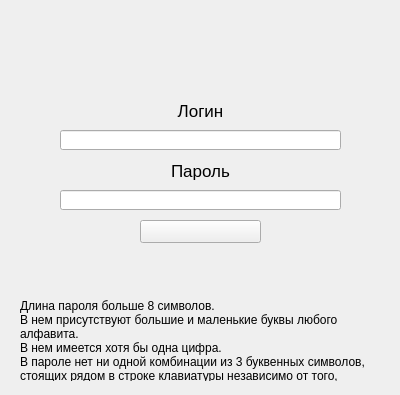
Qt form data/action.ui (ChibisGames/PyQt_trainer) before a commit.
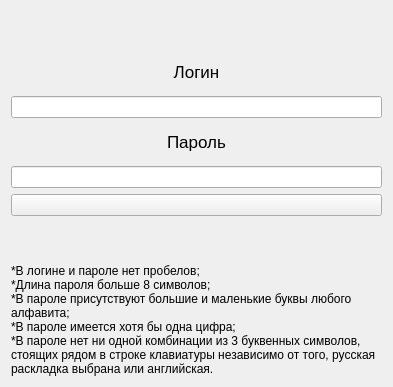
The same form after that commit.

Commit message: Маленькие штрихи

Patch:
```diff
--- a/data/action.ui
+++ b/data/action.ui
@@ -6,22 +6,16 @@
    <rect>
     <x>0</x>
     <y>0</y>
-    <width>400</width>
-    <height>395</height>
+    <width>393</width>
+    <height>387</height>
    </rect>
   </property>
   <property name="windowTitle">
    <string>Form</string>
   </property>
+  <layout class="QGridLayout" name="gridLayout">
+   <item row="0" column="0">
   <widget class="QLabel" name="info_label">
-   <property name="geometry">
-    <rect>
-     <x>10</x>
-     <y>10</y>
-     <width>381</width>
-     <height>81</height>
-    </rect>
-   </property>
    <property name="font">
     <font>
      <pointsize>20</pointsize>
@@ -37,15 +31,9 @@
     <set>Qt::AlignCenter</set>
    </property>
   </widget>
+   </item>
+   <item row="1" column="0">
   <widget class="QLabel" name="label">
-   <property name="geometry">
-    <rect>
-     <x>60</x>
-     <y>100</y>
-     <width>281</width>
-     <height>21</height>
-    </rect>
-   </property>
    <property name="font">
     <font>
      <pointsize>13</pointsize>
@@ -58,25 +46,19 @@
     <set>Qt::AlignCenter</set>
    </property>
   </widget>
+   </item>
+   <item row="2" column="0">
   <widget class="QLineEdit" name="line_log">
-   <property name="geometry">
-    <rect>
-     <x>60</x>
-     <y>130</y>
-     <width>281</width>
-     <height>20</height>
-    </rect>
-   </property>
-  </widget>
+     <property name="sizePolicy">
+      <sizepolicy hsizetype="Expanding" vsizetype="Fixed">
+       <horstretch>0</horstretch>
+       <verstretch>0</verstretch>
+      </sizepolicy>
+     </property>
+    </widget>
+   </item>
+   <item row="3" column="0">
   <widget class="QLabel" name="label_2">
-   <property name="geometry">
-    <rect>
-     <x>60</x>
-     <y>160</y>
-     <width>281</width>
-     <height>21</height>
-    </rect>
-   </property>
    <property name="font">
     <font>
      <pointsize>13</pointsize>
@@ -89,38 +71,19 @@
     <set>Qt::AlignCenter</set>
    </property>
   </widget>
-  <widget class="QLineEdit" name="line_pas">
-   <property name="geometry">
-    <rect>
-     <x>60</x>
-     <y>190</y>
-     <width>281</width>
-     <height>20</height>
-    </rect>
-   </property>
-  </widget>
+   </item>
+   <item row="4" column="0">
+    <widget class="QLineEdit" name="line_pas"/>
+   </item>
+   <item row="5" column="0">
   <widget class="QPushButton" name="actoin_btn">
-   <property name="geometry">
-    <rect>
-     <x>140</x>
-     <y>220</y>
-     <width>121</width>
-     <height>23</height>
-    </rect>
-   </property>
    <property name="text">
     <string/>
    </property>
   </widget>
+   </item>
+   <item row="6" column="0">
   <widget class="QLabel" name="result_lab">
-   <property name="geometry">
-    <rect>
-     <x>20</x>
-     <y>249</y>
-     <width>361</width>
-     <height>41</height>
-    </rect>
-   </property>
    <property name="text">
     <string/>
    </property>
@@ -131,25 +94,22 @@
     <bool>true</bool>
    </property>
   </widget>
+   </item>
+   <item row="7" column="0">
   <widget class="QLabel" name="label_3">
-   <property name="geometry">
-    <rect>
-     <x>20</x>
-     <y>300</y>
-     <width>361</width>
-     <height>81</height>
-    </rect>
-   </property>
    <property name="text">
-    <string>Длина пароля больше 8 символов.
-В нем присутствуют большие и маленькие буквы любого алфавита.
-В нем имеется хотя бы одна цифра.
-В пароле нет ни одной комбинации из 3 буквенных символов, стоящих рядом в строке клавиатуры независимо от того, русская раскладка выбрана или английская</string>
+      <string>*В логине и пароле нет пробелов;
+*Длина пароля больше 8 символов;
+*В пароле присутствуют большие и маленькие буквы любого алфавита;
+*В пароле имеется хотя бы одна цифра;
+*В пароле нет ни одной комбинации из 3 буквенных символов, стоящих рядом в строке клавиатуры независимо от того, русская раскладка выбрана или английская.</string>
    </property>
    <property name="wordWrap">
     <bool>true</bool>
    </property>
   </widget>
+   </item>
+  </layout>
  </widget>
  <resources/>
  <connections/>
```
Lines whose indentation alone changed are shown as unchanged. The commit also changes 1 other file.
